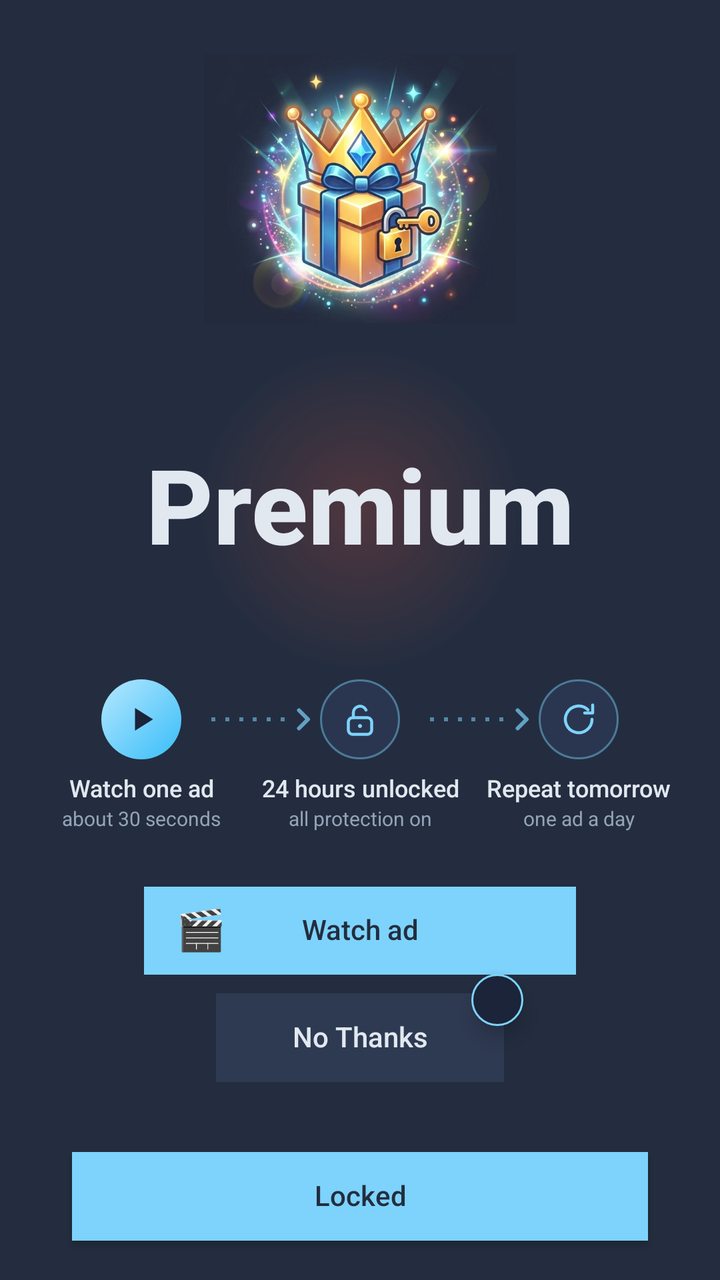
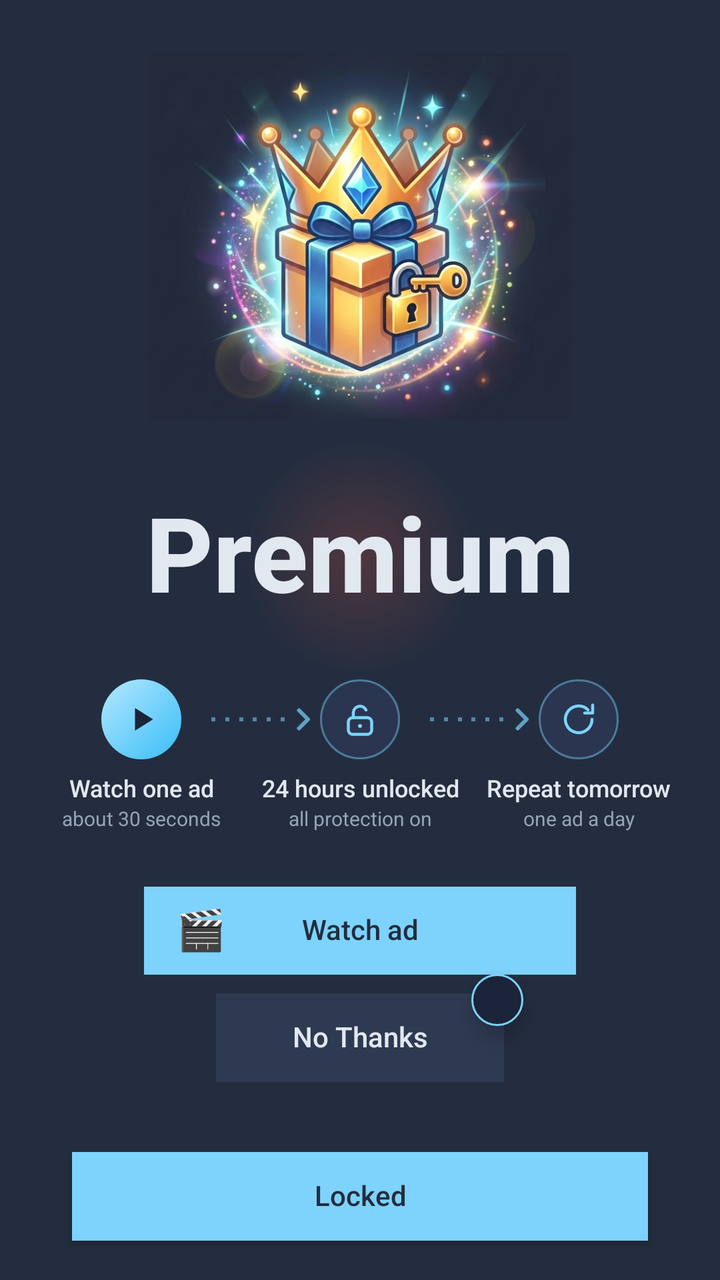

The first picture is an Android layout as it rendered before a commit; the second is the same layout after the commit. The layout source and the unified diff follow.
<!-- AndroidManifest.xml: activity theme Theme.NihalHome -->
<!-- res/layout/activity_premium.xml -->
<?xml version="1.0" encoding="utf-8"?>
<LinearLayout xmlns:android="http://schemas.android.com/apk/res/android"
    xmlns:app="http://schemas.android.com/apk/res-auto"
    android:layout_width="match_parent"
    android:layout_height="match_parent"
    android:orientation="vertical"
    android:weightSum="1000"
    android:background="@color/onboarding_background"
    android:clipChildren="false"
    android:clipToPadding="false">

    <View
        android:layout_width="match_parent"
        android:layout_height="0dp"
        android:layout_weight="30" />

    <LinearLayout
        android:layout_width="match_parent"
        android:layout_height="0dp"
        android:layout_weight="663"
        android:orientation="vertical"
        android:clipChildren="false"
        android:clipToPadding="false">

        <ImageView
            android:id="@+id/imageGapFill"
            android:layout_width="match_parent"
            android:layout_height="0dp"
            android:layout_weight="1"
            android:layout_marginStart="16dp"
            android:layout_marginTop="8dp"
            android:layout_marginEnd="16dp"
            android:layout_marginBottom="8dp"
            android:adjustViewBounds="true"
            android:scaleType="fitCenter"
            android:src="@drawable/premium_gap_image"
            android:importantForAccessibility="no" />

        <FrameLayout
            android:layout_width="match_parent"
            android:layout_height="wrap_content"
            android:background="@drawable/bg_premium_hero_glow"
            android:paddingTop="20dp"
            android:paddingBottom="20dp">

            <LinearLayout
                android:layout_width="match_parent"
                android:layout_height="130dp"
                android:orientation="horizontal"
                android:weightSum="100">

                <View
                    android:layout_width="0dp"
                    android:layout_height="match_parent"
                    android:layout_weight="20" />

                <androidx.appcompat.widget.AppCompatTextView
                    android:id="@+id/textPremiumLabel"
                    android:layout_width="0dp"
                    android:layout_height="match_parent"
                    android:layout_weight="60"
                    android:gravity="center"
                    android:includeFontPadding="false"
                    android:maxLines="1"
                    android:ellipsize="none"
                    android:fontFamily="sans-serif-medium"
                    android:textStyle="bold"
                    android:text="@string/premium_label"
                    android:textColor="@color/onboarding_heading"
                    app:autoSizeTextType="uniform"
                    app:autoSizeMinTextSize="8sp"
                    app:autoSizeMaxTextSize="96sp"
                    app:autoSizeStepGranularity="1sp" />

                <View
                    android:layout_width="0dp"
                    android:layout_height="match_parent"
                    android:layout_weight="20" />

            </LinearLayout>

        </FrameLayout>

        <LinearLayout
            android:id="@+id/stepsStrip"
            android:layout_width="match_parent"
            android:layout_height="wrap_content"
            android:layout_marginBottom="28dp"
            android:orientation="horizontal"
            android:paddingStart="16dp"
            android:paddingEnd="16dp"
            android:weightSum="3">

            <LinearLayout
                android:layout_width="0dp"
                android:layout_height="wrap_content"
                android:layout_weight="1"
                android:orientation="vertical">

                <LinearLayout
                    android:layout_width="match_parent"
                    android:layout_height="wrap_content"
                    android:gravity="center_vertical"
                    android:orientation="horizontal">

                    <View
                        android:layout_width="0dp"
                        android:layout_height="4dp"
                        android:layout_marginEnd="14dp"
                        android:layout_weight="1" />

                    <FrameLayout
                        android:layout_width="40dp"
                        android:layout_height="40dp"
                        android:background="@drawable/bg_step_active">

                        <ImageView
                            android:layout_width="20dp"
                            android:layout_height="20dp"
                            android:layout_gravity="center"
                            android:src="@drawable/ic_step_play"
                            android:importantForAccessibility="no" />

                    </FrameLayout>

                    <View
                        android:layout_width="0dp"
                        android:layout_height="4dp"
                        android:layout_marginStart="14dp"
                        android:layout_weight="1"
                        android:background="@drawable/bg_step_dots" />

                </LinearLayout>

                <TextView
                    android:id="@+id/textStepWatchTitle"
                    android:layout_width="match_parent"
                    android:layout_height="wrap_content"
                    android:layout_marginTop="8dp"
                    android:fontFamily="sans-serif-medium"
                    android:gravity="center"
                    android:includeFontPadding="false"
                    android:maxLines="2"
                    android:paddingStart="2dp"
                    android:paddingEnd="2dp"
                    android:text="@string/premium_step_watch_title"
                    android:textColor="@color/onboarding_heading"
                    android:textSize="12sp" />

                <TextView
                    android:id="@+id/textStepWatchSub"
                    android:layout_width="match_parent"
                    android:layout_height="wrap_content"
                    android:layout_marginTop="2dp"
                    android:gravity="center"
                    android:includeFontPadding="false"
                    android:maxLines="2"
                    android:paddingStart="2dp"
                    android:paddingEnd="2dp"
                    android:text="@string/premium_step_watch_sub"
                    android:textColor="@color/premium_muted"
                    android:textSize="10sp" />

            </LinearLayout>

            <LinearLayout
                android:layout_width="0dp"
                android:layout_height="wrap_content"
                android:layout_weight="1"
                android:orientation="vertical">

                <LinearLayout
                    android:layout_width="match_parent"
                    android:layout_height="wrap_content"
                    android:gravity="center_vertical"
                    android:orientation="horizontal">

                    <View
                        android:layout_width="0dp"
                        android:layout_height="4dp"
                        android:layout_marginEnd="2dp"
                        android:layout_weight="1"
                        android:background="@drawable/bg_step_dots" />

                    <ImageView
                        android:layout_width="8dp"
                        android:layout_height="12dp"
                        android:layout_marginEnd="4dp"
                        android:src="@drawable/ic_step_chevron"
                        android:importantForAccessibility="no" />

                    <FrameLayout
                        android:layout_width="40dp"
                        android:layout_height="40dp"
                        android:background="@drawable/bg_step_idle">

                        <ImageView
                            android:layout_width="20dp"
                            android:layout_height="20dp"
                            android:layout_gravity="center"
                            android:src="@drawable/ic_step_unlock"
                            android:importantForAccessibility="no" />

                    </FrameLayout>

                    <View
                        android:layout_width="0dp"
                        android:layout_height="4dp"
                        android:layout_marginStart="14dp"
                        android:layout_weight="1"
                        android:background="@drawable/bg_step_dots" />

                </LinearLayout>

                <TextView
                    android:id="@+id/textStepUnlockTitle"
                    android:layout_width="match_parent"
                    android:layout_height="wrap_content"
                    android:layout_marginTop="8dp"
                    android:fontFamily="sans-serif-medium"
                    android:gravity="center"
                    android:includeFontPadding="false"
                    android:maxLines="2"
                    android:paddingStart="2dp"
                    android:paddingEnd="2dp"
                    android:text="@string/premium_step_unlock_title"
                    android:textColor="@color/onboarding_heading"
                    android:textSize="12sp" />

                <TextView
                    android:id="@+id/textStepUnlockSub"
                    android:layout_width="match_parent"
                    android:layout_height="wrap_content"
                    android:layout_marginTop="2dp"
                    android:gravity="center"
                    android:includeFontPadding="false"
                    android:maxLines="2"
                    android:paddingStart="2dp"
                    android:paddingEnd="2dp"
                    android:text="@string/premium_step_unlock_sub"
                    android:textColor="@color/premium_muted"
                    android:textSize="10sp" />

            </LinearLayout>

            <LinearLayout
                android:layout_width="0dp"
                android:layout_height="wrap_content"
                android:layout_weight="1"
                android:orientation="vertical">

                <LinearLayout
                    android:layout_width="match_parent"
                    android:layout_height="wrap_content"
                    android:gravity="center_vertical"
                    android:orientation="horizontal">

                    <View
                        android:layout_width="0dp"
                        android:layout_height="4dp"
                        android:layout_marginEnd="2dp"
                        android:layout_weight="1"
                        android:background="@drawable/bg_step_dots" />

                    <ImageView
                        android:layout_width="8dp"
                        android:layout_height="12dp"
                        android:layout_marginEnd="4dp"
                        android:src="@drawable/ic_step_chevron"
                        android:importantForAccessibility="no" />

                    <FrameLayout
                        android:layout_width="40dp"
                        android:layout_height="40dp"
                        android:background="@drawable/bg_step_idle">

                        <ImageView
                            android:layout_width="20dp"
                            android:layout_height="20dp"
                            android:layout_gravity="center"
                            android:src="@drawable/ic_step_repeat"
                            android:importantForAccessibility="no" />

                    </FrameLayout>

                    <View
                        android:layout_width="0dp"
                        android:layout_height="4dp"
                        android:layout_marginStart="14dp"
                        android:layout_weight="1" />

                </LinearLayout>

                <TextView
                    android:id="@+id/textStepRepeatTitle"
                    android:layout_width="match_parent"
                    android:layout_height="wrap_content"
                    android:layout_marginTop="8dp"
                    android:fontFamily="sans-serif-medium"
                    android:gravity="center"
                    android:includeFontPadding="false"
                    android:maxLines="2"
                    android:paddingStart="2dp"
                    android:paddingEnd="2dp"
                    android:text="@string/premium_step_repeat_title"
                    android:textColor="@color/onboarding_heading"
                    android:textSize="12sp" />

                <TextView
                    android:id="@+id/textStepRepeatSub"
                    android:layout_width="match_parent"
                    android:layout_height="wrap_content"
                    android:layout_marginTop="2dp"
                    android:gravity="center"
                    android:includeFontPadding="false"
                    android:maxLines="2"
                    android:paddingStart="2dp"
                    android:paddingEnd="2dp"
                    android:text="@string/premium_step_repeat_sub"
                    android:textColor="@color/premium_muted"
                    android:textSize="10sp" />

            </LinearLayout>

        </LinearLayout>

    </LinearLayout>

    <LinearLayout
        android:layout_width="match_parent"
        android:layout_height="0dp"
        android:layout_weight="69"
        android:orientation="horizontal"
        android:weightSum="100">

        <View
            android:layout_width="0dp"
            android:layout_height="match_parent"
            android:layout_weight="20" />

        <FrameLayout
            android:id="@+id/watchAdContainer"
            android:layout_width="0dp"
            android:layout_height="match_parent"
            android:layout_weight="60">

            <Button
                android:id="@+id/buttonWatchAd"
                android:layout_width="match_parent"
                android:layout_height="match_parent"
                android:background="@color/onboarding_accent"
                android:text="@string/action_watch_ad"
                android:textColor="@color/onboarding_button_text"
                android:textAllCaps="false"
                android:includeFontPadding="false"
                android:elevation="0dp" />

            <TextView
                android:id="@+id/emojiWatchAd"
                android:layout_width="wrap_content"
                android:layout_height="wrap_content"
                android:layout_gravity="start|center_vertical"
                android:layout_marginStart="16dp"
                android:text="🎬"
                android:textSize="20sp"
                android:textColor="@color/onboarding_button_text"
                android:includeFontPadding="false"
                android:visibility="visible"
                android:clickable="false"
                android:focusable="false"
                android:elevation="4dp"
                android:translationZ="4dp"
                android:importantForAccessibility="no" />

        </FrameLayout>

        <View
            android:layout_width="0dp"
            android:layout_height="match_parent"
            android:layout_weight="20" />

    </LinearLayout>

    <View
        android:layout_width="match_parent"
        android:layout_height="0dp"
        android:layout_weight="15" />

    <LinearLayout
        android:layout_width="match_parent"
        android:layout_height="0dp"
        android:layout_weight="69"
        android:orientation="horizontal"
        android:weightSum="100"
        android:clipChildren="false"
        android:clipToPadding="false">

        <View
            android:layout_width="0dp"
            android:layout_height="match_parent"
            android:layout_weight="30" />

        <FrameLayout
            android:id="@+id/skipButtonContainer"
            android:layout_width="0dp"
            android:layout_height="match_parent"
            android:layout_weight="40"
            android:clipChildren="false"
            android:clipToPadding="false">

            <Button
                android:id="@+id/buttonSkip"
                android:layout_width="match_parent"
                android:layout_height="match_parent"
                android:background="@color/onboarding_button_unselected"
                android:text="@string/action_skip"
                android:textColor="@color/onboarding_heading"
                android:textAllCaps="false"
                android:includeFontPadding="false"
                android:enabled="false"
                android:elevation="0dp" />

            <TextView
                android:id="@+id/skipCountdownBadge"
                android:layout_width="26dp"
                android:layout_height="26dp"
                android:layout_gravity="top|end"
                android:layout_marginTop="-10dp"
                android:layout_marginEnd="-10dp"
                android:background="@drawable/bg_skip_countdown_badge"
                android:gravity="center"
                android:textColor="@color/onboarding_heading"
                android:textSize="12sp"
                android:includeFontPadding="false"
                android:elevation="6dp" />

        </FrameLayout>

        <View
            android:layout_width="0dp"
            android:layout_height="match_parent"
            android:layout_weight="30" />

    </LinearLayout>

    <View
        android:layout_width="match_parent"
        android:layout_height="0dp"
        android:layout_weight="15" />

    <View
        android:layout_width="match_parent"
        android:layout_height="0dp"
        android:layout_weight="40" />

    <LinearLayout
        android:layout_width="match_parent"
        android:layout_height="0dp"
        android:layout_weight="69"
        android:orientation="horizontal"
        android:weightSum="100">

        <View
            android:layout_width="0dp"
            android:layout_height="match_parent"
            android:layout_weight="10" />

        <Button
            android:id="@+id/buttonLocked"
            android:layout_width="0dp"
            android:layout_height="match_parent"
            android:layout_weight="80"
            android:background="@color/onboarding_accent"
            android:text="@string/action_locked"
            android:textColor="@color/onboarding_button_text"
            android:textAllCaps="false"
            android:includeFontPadding="false"
            android:elevation="0dp" />

        <View
            android:layout_width="0dp"
            android:layout_height="match_parent"
            android:layout_weight="10" />

    </LinearLayout>

    <View
        android:layout_width="match_parent"
        android:layout_height="0dp"
        android:layout_weight="30" />

</LinearLayout>
<!-- resources referenced by this layout -->
<resources>
  <color name="onboarding_accent">#7DD3FC</color>
  <color name="onboarding_background">#232D3F</color>
  <color name="onboarding_button_text">#232D3F</color>
  <color name="onboarding_button_unselected">#2E3A52</color>
  <color name="onboarding_heading">#E2E8F0</color>
  <color name="premium_muted">#94A3B8</color>
  <!-- drawable bg_skip_countdown_badge (drawable) -->
  <?xml version="1.0" encoding="utf-8"?>
  <shape xmlns:android="http://schemas.android.com/apk/res/android"
      android:shape="oval">
      <solid android:color="@color/onboarding_button_locked" />
      <stroke
          android:width="1dp"
          android:color="@color/onboarding_accent" />
  </shape>
  <!-- drawable bg_step_active (drawable) -->
  <?xml version="1.0" encoding="utf-8"?>
  <shape xmlns:android="http://schemas.android.com/apk/res/android"
      android:shape="oval">
      <gradient
          android:type="linear"
          android:angle="315"
          android:startColor="@color/premium_step_active_start"
          android:endColor="@color/premium_step_active_end" />
  </shape>
  <!-- drawable bg_step_dots (drawable) -->
  <?xml version="1.0" encoding="utf-8"?>
  <shape xmlns:android="http://schemas.android.com/apk/res/android"
      android:shape="line">
      <stroke
          android:width="2dp"
          android:color="@color/premium_dots"
          android:dashWidth="2dp"
          android:dashGap="5dp" />
  </shape>
  <!-- drawable bg_step_idle (drawable) -->
  <?xml version="1.0" encoding="utf-8"?>
  <shape xmlns:android="http://schemas.android.com/apk/res/android"
      android:shape="oval">
      <solid android:color="@color/premium_step_idle_background" />
      <stroke
          android:width="1dp"
          android:color="@color/premium_step_idle_border" />
  </shape>
  <!-- drawable ic_step_play (drawable) -->
  <?xml version="1.0" encoding="utf-8"?>
  <vector xmlns:android="http://schemas.android.com/apk/res/android"
      android:width="20dp"
      android:height="20dp"
      android:viewportWidth="24"
      android:viewportHeight="24">
      <path
          android:fillColor="@color/onboarding_button_locked"
          android:pathData="M8.2,5.2 L19,12 L8.2,18.8 Z" />
  </vector>
  <string name="action_locked">Locked</string>
  <string name="action_skip">No Thanks</string>
  <string name="action_watch_ad">Watch ad</string>
  <string name="premium_label">Premium</string>
  <string name="premium_step_repeat_sub">one ad a day</string>
  <string name="premium_step_repeat_title">Repeat tomorrow</string>
  <string name="premium_step_unlock_sub">all protection on</string>
  <string name="premium_step_unlock_title">24 hours unlocked</string>
  <string name="premium_step_watch_sub">about 30 seconds</string>
  <string name="premium_step_watch_title">Watch one ad</string>
  <style name="Theme.NihalHome" parent="android:Theme.Material.Light.NoActionBar">
          <item name="android:windowBackground">@android:color/white</item>
          <item name="android:statusBarColor">@android:color/white</item>
          <item name="android:navigationBarColor">@android:color/white</item>
          <item name="android:windowLightStatusBar">true</item>
      </style>
  <color name="premium_glow_center">#33FF5A3C</color>
  <color name="premium_glow_edge">#00FF5A3C</color>
  <color name="onboarding_button_locked">#1B2438</color>
  <color name="premium_step_active_start">#B5E8FF</color>
  <color name="premium_step_active_end">#38BDF8</color>
  <color name="premium_dots">#8C7DD3FC</color>
  <color name="premium_step_idle_background">#2A3650</color>
  <color name="premium_step_idle_border">#737DD3FC</color>
  <color name="premium_chevron">#B37DD3FC</color>
  <!-- unchanged entries left out for length: 5 -->
</resources>

<!-- the commit's change to res/layout/activity_premium.xml (unified diff, before → after) -->
@@ -19,6 +19,7 @@
         android:layout_height="0dp"
         android:layout_weight="663"
         android:orientation="vertical"
+        android:weightSum="100"
         android:clipChildren="false"
         android:clipToPadding="false">
 
@@ -26,7 +27,7 @@
             android:id="@+id/imageGapFill"
             android:layout_width="match_parent"
             android:layout_height="0dp"
-            android:layout_weight="1"
+            android:layout_weight="60"
             android:layout_marginStart="16dp"
             android:layout_marginTop="8dp"
             android:layout_marginEnd="16dp"
@@ -38,14 +39,15 @@
 
         <FrameLayout
             android:layout_width="match_parent"
-            android:layout_height="wrap_content"
+            android:layout_height="0dp"
+            android:layout_weight="40"
             android:background="@drawable/bg_premium_hero_glow"
             android:paddingTop="20dp"
             android:paddingBottom="20dp">
 
             <LinearLayout
                 android:layout_width="match_parent"
-                android:layout_height="130dp"
+                android:layout_height="match_parent"
                 android:orientation="horizontal"
                 android:weightSum="100">
 
